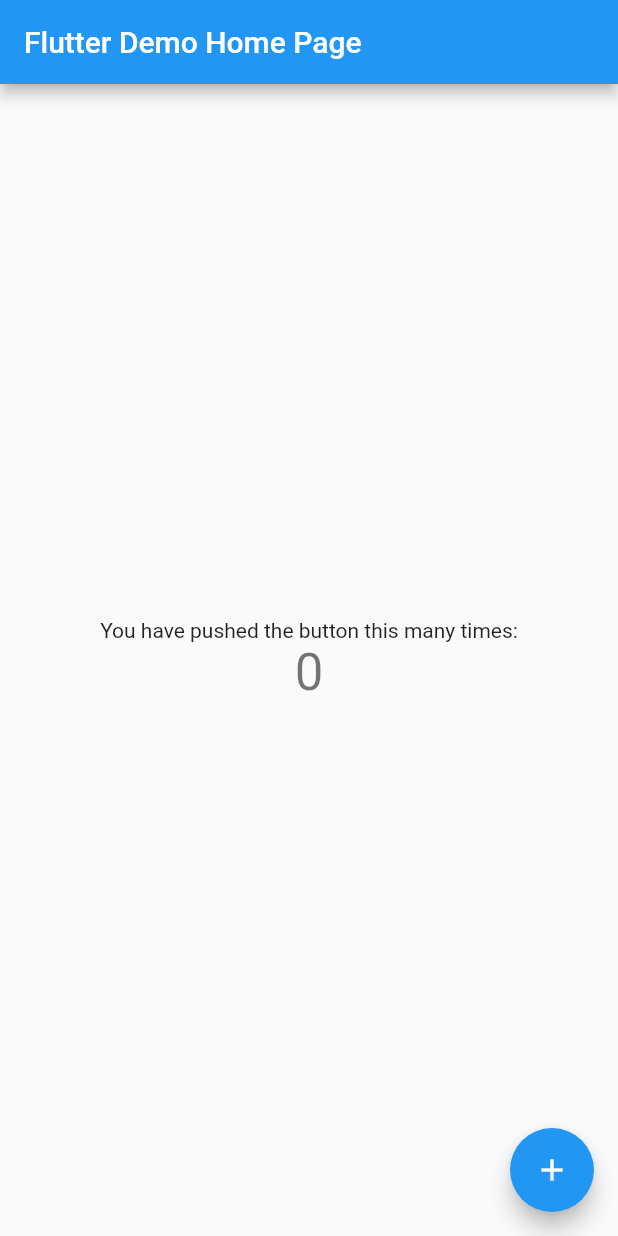
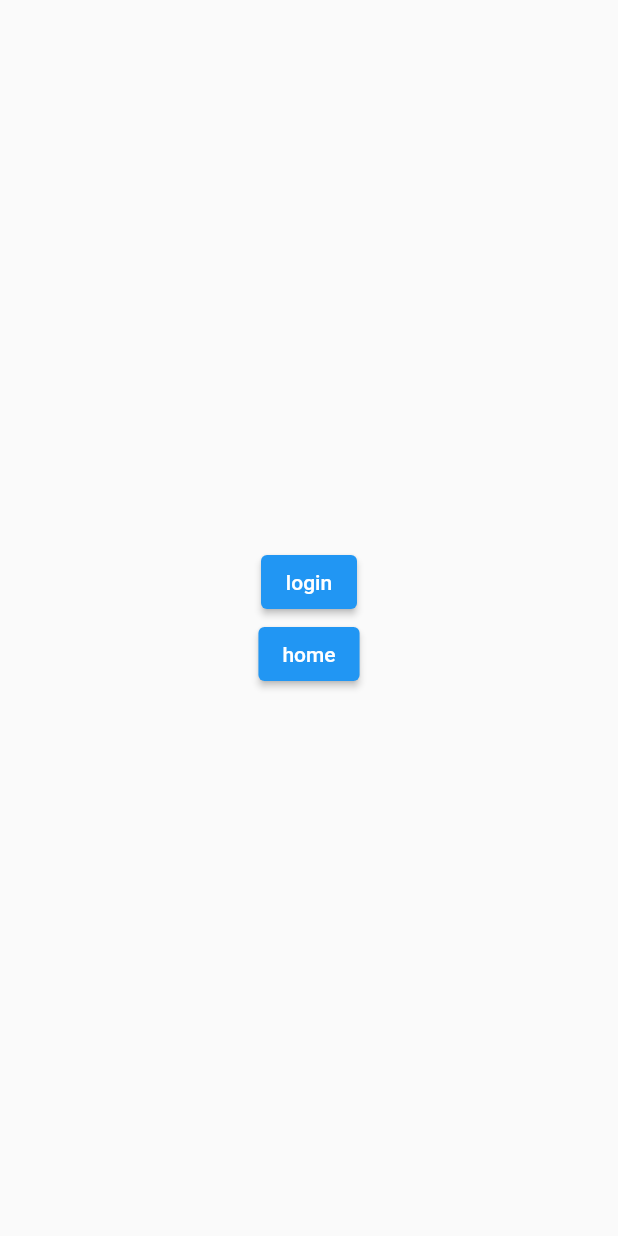
Before and after one commit to amalnathm7/Quark, a Flutter app: the screen it shows after launch, on a phone screen of 412 x 824 dp. Run offline on Flutter 3.47's test engine with Material 2 defaults, Android fonts, the phone set to English and light mode, and no system bars.

Commit message:
added home page

```diff
--- a/lib/main.dart
+++ b/lib/main.dart
@@ -1,4 +1,5 @@
 import 'package:flutter/material.dart';
+import 'package:quark/login_screen/login_page/login.dart';
 
 void main() {
   runApp(const MyApp());
@@ -63,6 +64,9 @@ class _MyHomePageState extends State<MyHomePage> {
 
   @override
   Widget build(BuildContext context) {
+    double screenWidth = MediaQuery.of(context).size.width;
+    double screenHeight = MediaQuery.of(context).size.height;
+
     // This method is rerun every time setState is called, for instance as done
     // by the _incrementCounter method above.
     //
@@ -70,46 +74,21 @@ class _MyHomePageState extends State<MyHomePage> {
     // fast, so that you can just rebuild anything that needs updating rather
     // than having to individually change instances of widgets.
     return Scaffold(
-      appBar: AppBar(
-        // Here we take the value from the MyHomePage object that was created by
-        // the App.build method, and use it to set our appbar title.
-        title: Text(widget.title),
-      ),
-      body: Center(
-        // Center is a layout widget. It takes a single child and positions it
-        // in the middle of the parent.
+      body: Container(
+        height: screenHeight,
+        width: screenWidth,
         child: Column(
-          // Column is also a layout widget. It takes a list of children and
-          // arranges them vertically. By default, it sizes itself to fit its
-          // children horizontally, and tries to be as tall as its parent.
-          //
-          // Invoke "debug painting" (press "p" in the console, choose the
-          // "Toggle Debug Paint" action from the Flutter Inspector in Android
-          // Studio, or the "Toggle Debug Paint" command in Visual Studio Code)
-          // to see the wireframe for each widget.
-          //
-          // Column has various properties to control how it sizes itself and
-          // how it positions its children. Here we use mainAxisAlignment to
-          // center the children vertically; the main axis here is the vertical
-          // axis because Columns are vertical (the cross axis would be
-          // horizontal).
           mainAxisAlignment: MainAxisAlignment.center,
-          children: <Widget>[
-            const Text(
-              'You have pushed the button this many times:',
-            ),
-            Text(
-              '$_counter',
-              style: Theme.of(context).textTheme.headline4,
-            ),
+          crossAxisAlignment: CrossAxisAlignment.center,
+          children: [
+            ElevatedButton(onPressed: (){
+              //
+              // Navigator.push(context, MaterialPageRoute(builder: (context)=>LoginPage()));
+            }, child: Text("login"),),
+            ElevatedButton(onPressed: (){}, child: Text("home"),),
           ],
         ),
-      ),
-      floatingActionButton: FloatingActionButton(
-        onPressed: _incrementCounter,
-        tooltip: 'Increment',
-        child: const Icon(Icons.add),
-      ), // This trailing comma makes auto-formatting nicer for build methods.
+      ),// This trailing comma makes auto-formatting nicer for build methods.
     );
   }
 }
```
Also changed, not shown: pubspec.lock.
